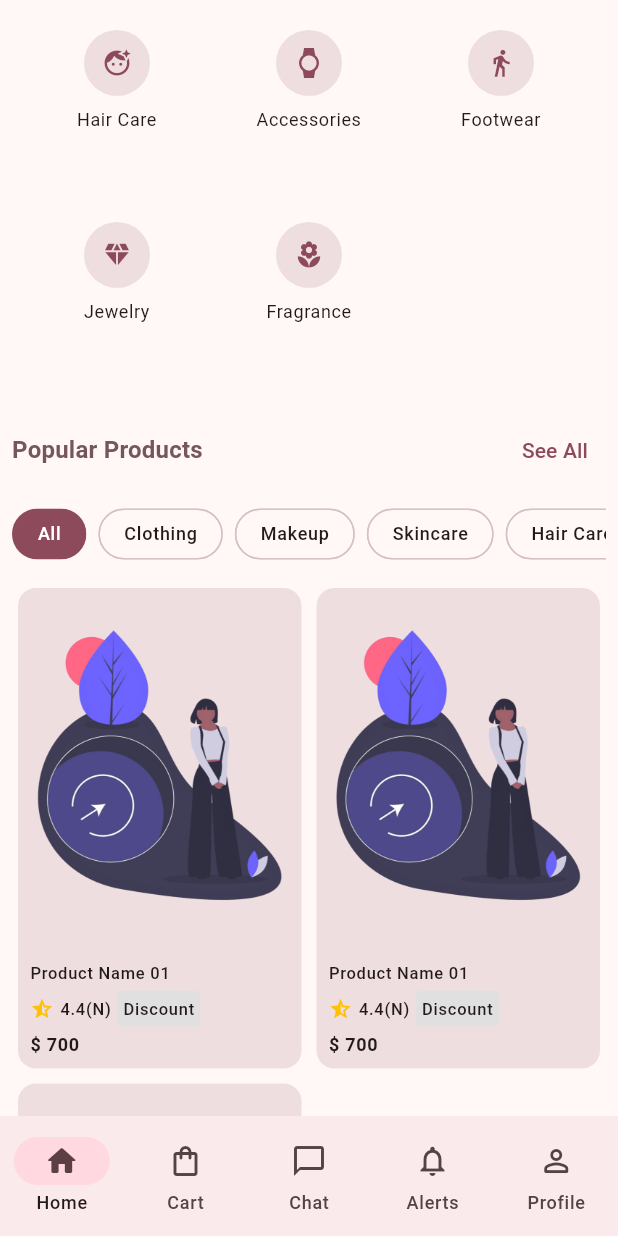
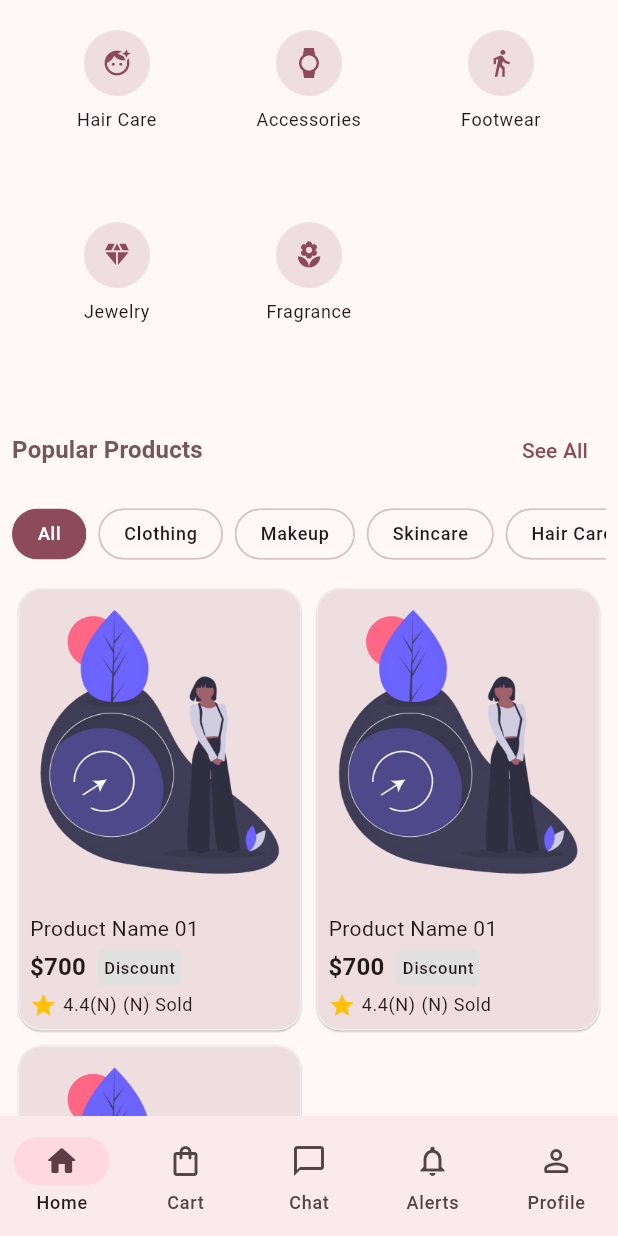
Before and after one commit to eedu7/lumio, a Flutter app: the screen it shows after launch, scrolled down 576 dp, on a phone screen of 412 x 824 dp. Run offline on Flutter 3.47's test engine with Material 3 defaults, Android fonts, the light colour scheme and no system bars; our stand-ins replace email_validator, flutter_dotenv, go_router, supabase_flutter; accounts and stored records are empty.

Commit message:
feat: Implement product catalog display
Adds a `ProductCatalog` widget to the home page, which displays a grid of `ProductCard` items. This includes layout adjustments and refactoring related widgets to improve text rendering and spacing. A DevTools configuration file has also been added.

```diff
--- a/frontend/lib/features/home/presentations/widgets/product_card.dart
+++ b/frontend/lib/features/home/presentations/widgets/product_card.dart
@@ -12,9 +12,16 @@ class _ProductCardState extends State<ProductCard> {
   @override
   Widget build(BuildContext context) {
     final TextTheme textTheme = Theme.of(context).textTheme;
-    return GestureDetector(
+    return InkWell(
+      borderRadius: BorderRadius.circular(12.0),
       onTap: () {},
       child: Card.filled(
+        elevation: 0.5,
+        clipBehavior: Clip.antiAlias,
+        shape: RoundedRectangleBorder(
+          borderRadius: BorderRadius.circular(16),
+          side: BorderSide(color: Colors.grey.shade200),
+        ),
         child: SizedBox(
           child: Column(
             crossAxisAlignment: CrossAxisAlignment.center,
@@ -34,15 +41,18 @@ class _ProductCardState extends State<ProductCard> {
                   children: [
                     Text(
                       'Product Name 01',
-                      style: textTheme.labelSmall,
+                      style: textTheme.bodyMedium,
                       maxLines: 1,
                     ),
                     Row(
-                      spacing: 4.0,
-                      crossAxisAlignment: CrossAxisAlignment.center,
+                      spacing: 8.0,
                       children: [
-                        Icon(Icons.star_half, color: Colors.amber, size: 16),
-                        Text("4.4(N)", style: textTheme.labelSmall),
+                        Text(
+                          '\$700',
+                          style: textTheme.titleMedium?.copyWith(
+                            fontWeight: FontWeight.w600,
+                          ),
+                        ),
                         Container(
                           decoration: BoxDecoration(
                             color: Colors.grey.shade300,
@@ -53,11 +63,14 @@ class _ProductCardState extends State<ProductCard> {
                         ),
                       ],
                     ),
-                    Text(
-                      '\$ 700',
-                      style: textTheme.labelMedium?.copyWith(
-                        fontWeight: FontWeight.w600,
-                      ),
+                    Row(
+                      spacing: 4.0,
+                      crossAxisAlignment: CrossAxisAlignment.center,
+                      children: [
+                        Icon(Icons.star, color: Colors.amber, size: 18),
+                        Text('4.4(N)', style: textTheme.bodySmall),
+                        Text('(N) Sold', style: textTheme.bodySmall),
+                      ],
                     ),
                   ],
                 ),
--- a/frontend/lib/features/home/presentations/widgets/product_catalog.dart
+++ b/frontend/lib/features/home/presentations/widgets/product_catalog.dart
@@ -15,7 +15,7 @@ class _ProductCatalogState extends State<ProductCatalog> {
       width: double.infinity,
       child: GridView.count(
         clipBehavior: Clip.antiAlias,
-        childAspectRatio: 0.6,
+        childAspectRatio: 0.65,
         shrinkWrap: true,
         physics: const NeverScrollableScrollPhysics(),
         primary: false,
```
